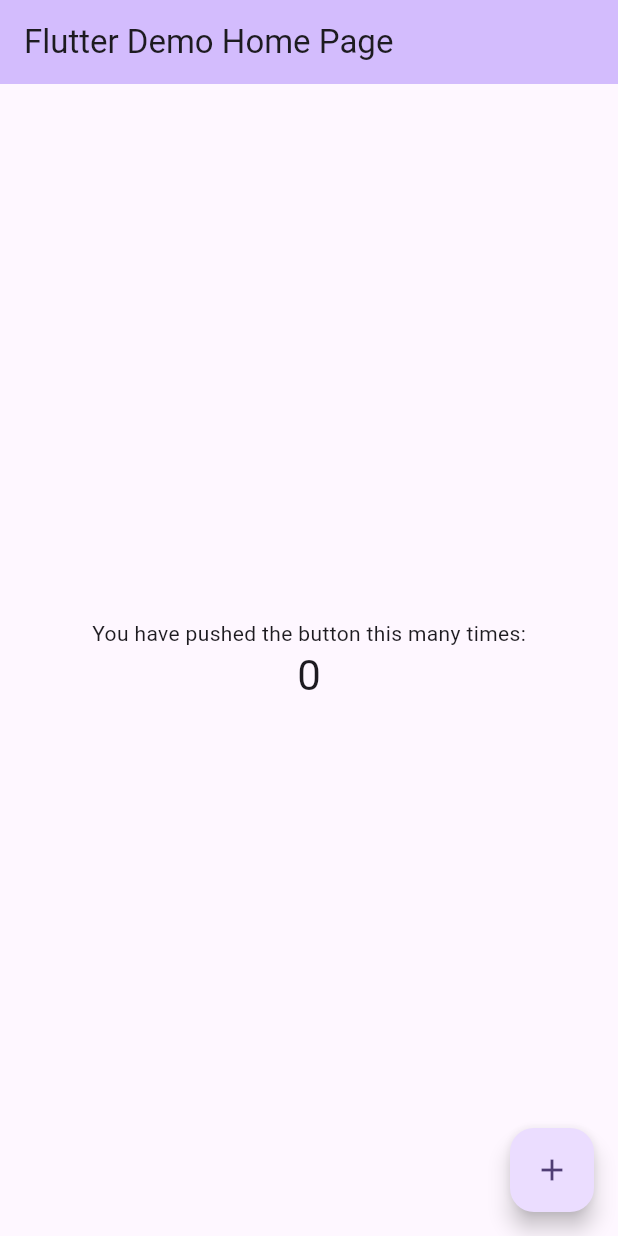
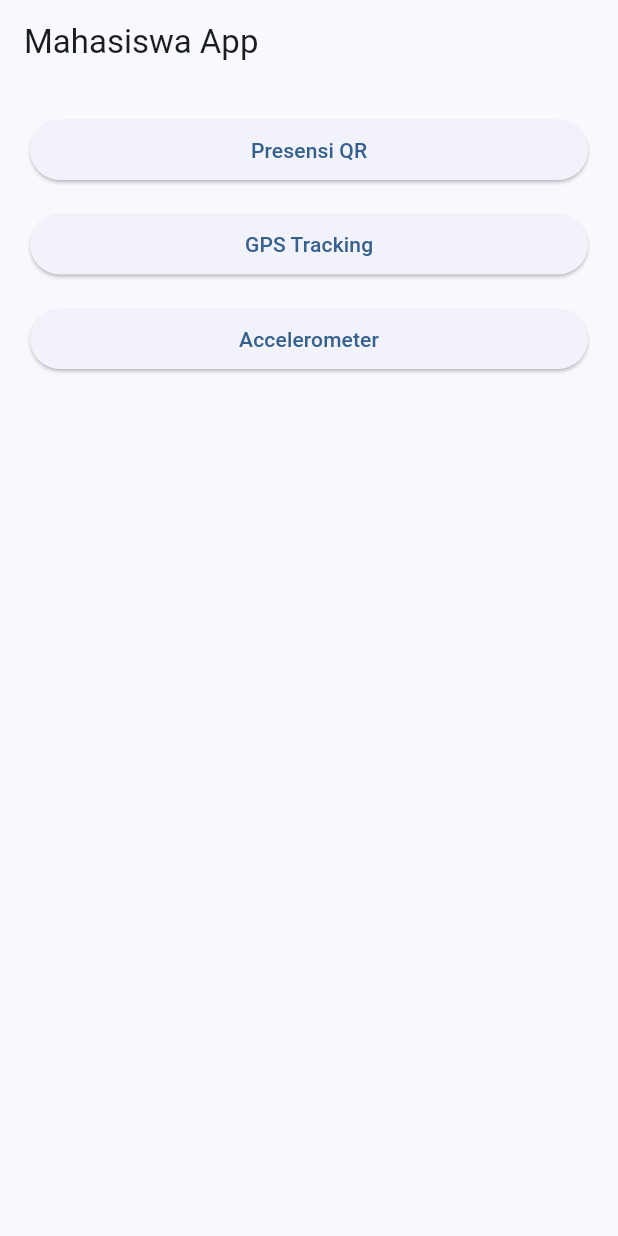
Before and after one commit to ridhafidz/qr-app, a Flutter app: the screen it shows after launch, on a phone screen of 412 x 824 dp. Run offline on Flutter 3.47's test engine with Material 3 defaults, Android fonts, the phone set to English and light mode, and no system bars; our stand-ins replace geolocator, google_maps_flutter, sensors_plus; missing offline and left inert: mobile_scanner.

Commit message:
Add QR scan feature and update plugins

```diff
--- /dev/null
+++ b/lib/mahasiswa/mahasiswa_home.dart
@@ -0,0 +1,41 @@
+import 'package:flutter/material.dart';
+import 'qr_scan_page.dart';
+import 'gps_page.dart';
+import 'accelerometer_page.dart';
+
+class MahasiswaHome extends StatelessWidget {
+  const MahasiswaHome({super.key});
+
+  @override
+  Widget build(BuildContext context) {
+    return Scaffold(
+      appBar: AppBar(title: const Text("Mahasiswa App")),
+      body: Padding(
+        padding: const EdgeInsets.all(20),
+        child: Column(
+          children: [
+            menu(context, "Presensi QR", const QrScanPage()),
+            menu(context, "GPS Tracking", const GpsPage()),
+            menu(context, "Accelerometer", const AccelerometerPage()),
+          ],
+        ),
+      ),
+    );
+  }
+
+  Widget menu(BuildContext context, String text, Widget page) {
+    return Container(
+      width: double.infinity,
+      margin: const EdgeInsets.only(bottom: 15),
+      child: ElevatedButton(
+        onPressed: () {
+          Navigator.push(
+            context,
+            MaterialPageRoute(builder: (_) => page),
+          );
+        },
+        child: Text(text),
+      ),
+    );
+  }
+}
--- a/lib/main.dart
+++ b/lib/main.dart
@@ -1,4 +1,5 @@
 import 'package:flutter/material.dart';
+import 'mahasiswa/mahasiswa_home.dart'; // 🔥 TAMBAHAN
 
 void main() {
   runApp(const MyApp());
@@ -7,119 +8,16 @@ void main() {
 class MyApp extends StatelessWidget {
   const MyApp({super.key});
 
-  // This widget is the root of your application.
   @override
   Widget build(BuildContext context) {
     return MaterialApp(
-      title: 'Flutter Demo',
+      debugShowCheckedModeBanner: false,
+      title: 'Presensi Mahasiswa',
       theme: ThemeData(
-        // This is the theme of your application.
-        //
-        // TRY THIS: Try running your application with "flutter run". You'll see
-        // the application has a purple toolbar. Then, without quitting the app,
-        // try changing the seedColor in the colorScheme below to Colors.green
-        // and then invoke "hot reload" (save your changes or press the "hot
-        // reload" button in a Flutter-supported IDE, or press "r" if you used
-        // the command line to start the app).
-        //
-        // Notice that the counter didn't reset back to zero; the application
-        // state is not lost during the reload. To reset the state, use hot
-        // restart instead.
-        //
-        // This works for code too, not just values: Most code changes can be
-        // tested with just a hot reload.
-        colorScheme: ColorScheme.fromSeed(seedColor: Colors.deepPurple),
+        colorScheme: ColorScheme.fromSeed(seedColor: Colors.blue),
         useMaterial3: true,
       ),
-      home: const MyHomePage(title: 'Flutter Demo Home Page'),
+      home: const MahasiswaHome(), // 🔥 GANTI INI
     );
   }
 }
-
-class MyHomePage extends StatefulWidget {
-  const MyHomePage({super.key, required this.title});
-
-  // This widget is the home page of your application. It is stateful, meaning
-  // that it has a State object (defined below) that contains fields that affect
-  // how it looks.
-
-  // This class is the configuration for the state. It holds the values (in this
-  // case the title) provided by the parent (in this case the App widget) and
-  // used by the build method of the State. Fields in a Widget subclass are
-  // always marked "final".
-
-  final String title;
-
-  @override
-  State<MyHomePage> createState() => _MyHomePageState();
-}
-
-class _MyHomePageState extends State<MyHomePage> {
-  int _counter = 0;
-
-  void _incrementCounter() {
-    setState(() {
-      // This call to setState tells the Flutter framework that something has
-      // changed in this State, which causes it to rerun the build method below
-      // so that the display can reflect the updated values. If we changed
-      // _counter without calling setState(), then the build method would not be
-      // called again, and so nothing would appear to happen.
-      _counter++;
-    });
-  }
-
-  @override
-  Widget build(BuildContext context) {
-    // This method is rerun every time setState is called, for instance as done
-    // by the _incrementCounter method above.
-    //
-    // The Flutter framework has been optimized to make rerunning build methods
-    // fast, so that you can just rebuild anything that needs updating rather
-    // than having to individually change instances of widgets.
-    return Scaffold(
-      appBar: AppBar(
-        // TRY THIS: Try changing the color here to a specific color (to
-        // Colors.amber, perhaps?) and trigger a hot reload to see the AppBar
-        // change color while the other colors stay the same.
-        backgroundColor: Theme.of(context).colorScheme.inversePrimary,
-        // Here we take the value from the MyHomePage object that was created by
-        // the App.build method, and use it to set our appbar title.
-        title: Text(widget.title),
-      ),
-      body: Center(
-        // Center is a layout widget. It takes a single child and positions it
-        // in the middle of the parent.
-        child: Column(
-          // Column is also a layout widget. It takes a list of children and
-          // arranges them vertically. By default, it sizes itself to fit its
-          // children horizontally, and tries to be as tall as its parent.
-          //
-          // Column has various properties to control how it sizes itself and
-          // how it positions its children. Here we use mainAxisAlignment to
-          // center the children vertically; the main axis here is the vertical
-          // axis because Columns are vertical (the cross axis would be
-          // horizontal).
-          //
-          // TRY THIS: Invoke "debug painting" (choose the "Toggle Debug Paint"
-          // action in the IDE, or press "p" in the console), to see the
-          // wireframe for each widget.
-          mainAxisAlignment: MainAxisAlignment.center,
-          children: <Widget>[
-            const Text(
-              'You have pushed the button this many times:',
-            ),
-            Text(
-              '$_counter',
-              style: Theme.of(context).textTheme.headlineMedium,
-            ),
-          ],
-        ),
-      ),
-      floatingActionButton: FloatingActionButton(
-        onPressed: _incrementCounter,
-        tooltip: 'Increment',
-        child: const Icon(Icons.add),
-      ), // This trailing comma makes auto-formatting nicer for build methods.
-    );
-  }
-}
```
Also changed, not shown: lib/mahasiswa/accelerometer_page.dart (added, +40 -0 lines), lib/mahasiswa/gps_page.dart (added, +58 -0 lines), lib/mahasiswa/qr_scan_page.dart (added, +50 -0 lines), pubspec.yaml (+8 -1 lines), pubspec.lock, 3 other files.
